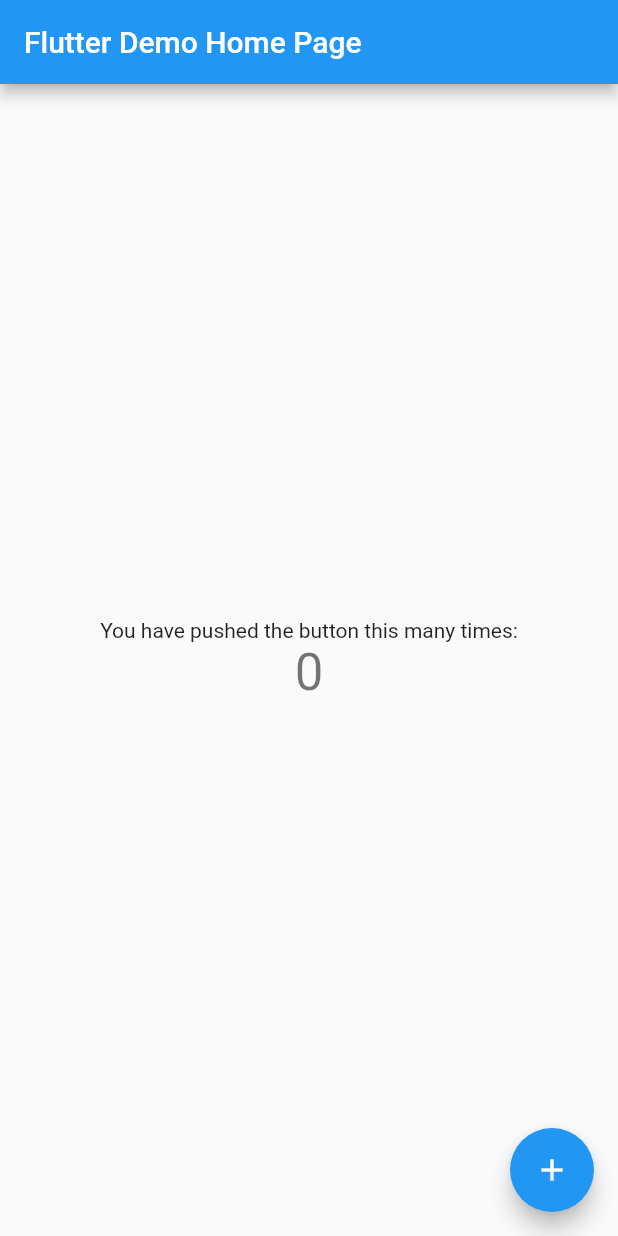
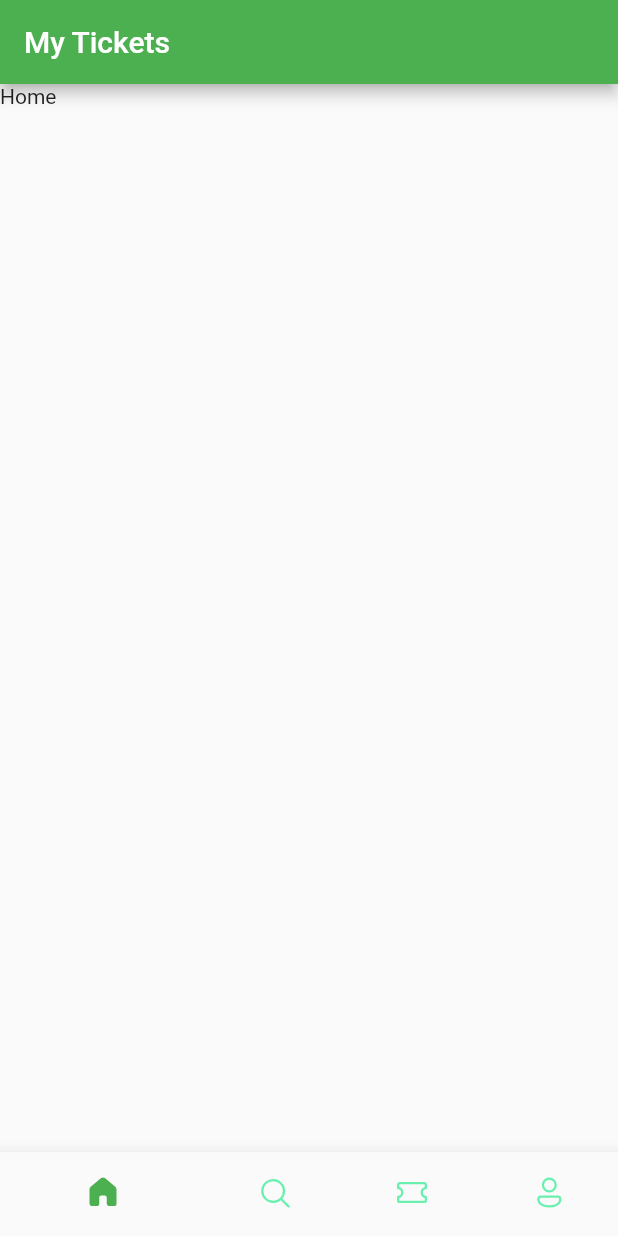
Before and after one commit to git-tolu/ticketbooking, a Flutter app: the screen it shows after launch, on a phone screen of 412 x 824 dp. Run offline on Flutter 3.47's test engine with Material 2 defaults, Android fonts, the phone set to English and light mode, and no system bars; our stand-ins replace fluentui_icons.

Commit message:
bottom navigation bar commit

```diff
--- a/ticketbooking/lib/main.dart
+++ b/ticketbooking/lib/main.dart
@@ -1,4 +1,5 @@
 import 'package:flutter/material.dart';
+import 'screens/bottom_dart.dart';
 
 void main() {
   runApp(const MyApp());
@@ -11,105 +12,12 @@ class MyApp extends StatelessWidget {
   @override
   Widget build(BuildContext context) {
     return MaterialApp(
+      debugShowCheckedModeBanner: false,
       title: 'Flutter Demo',
       theme: ThemeData(
-        // This is the theme of your application.
-        //
-        // Try running your application with "flutter run". You'll see the
-        // application has a blue toolbar. Then, without quitting the app, try
-        // changing the primarySwatch below to Colors.green and then invoke
-        // "hot reload" (press "r" in the console where you ran "flutter run",
-        // or simply save your changes to "hot reload" in a Flutter IDE).
-        // Notice that the counter didn't reset back to zero; the application
-        // is not restarted.
-        primarySwatch: Colors.blue,
+        primarySwatch: Colors.green,
       ),
-      home: const MyHomePage(title: 'Flutter Demo Home Page'),
+      home: const BottomBar(),
     );
   }
 }
-
-class MyHomePage extends StatefulWidget {
-  const MyHomePage({super.key, required this.title});
-
-  // This widget is the home page of your application. It is stateful, meaning
-  // that it has a State object (defined below) that contains fields that affect
-  // how it looks.
-
-  // This class is the configuration for the state. It holds the values (in this
-  // case the title) provided by the parent (in this case the App widget) and
-  // used by the build method of the State. Fields in a Widget subclass are
-  // always marked "final".
-
-  final String title;
-
-  @override
-  State<MyHomePage> createState() => _MyHomePageState();
-}
-
-class _MyHomePageState extends State<MyHomePage> {
-  int _counter = 0;
-
-  void _incrementCounter() {
-    setState(() {
-      // This call to setState tells the Flutter framework that something has
-      // changed in this State, which causes it to rerun the build method below
-      // so that the display can reflect the updated values. If we changed
-      // _counter without calling setState(), then the build method would not be
-      // called again, and so nothing would appear to happen.
-      _counter++;
-    });
-  }
-
-  @override
-  Widget build(BuildContext context) {
-    // This method is rerun every time setState is called, for instance as done
-    // by the _incrementCounter method above.
-    //
-    // The Flutter framework has been optimized to make rerunning build methods
-    // fast, so that you can just rebuild anything that needs updating rather
-    // than having to individually change instances of widgets.
-    return Scaffold(
-      appBar: AppBar(
-        // Here we take the value from the MyHomePage object that was created by
-        // the App.build method, and use it to set our appbar title.
-        title: Text(widget.title),
-      ),
-      body: Center(
-        // Center is a layout widget. It takes a single child and positions it
-        // in the middle of the parent.
-        child: Column(
-          // Column is also a layout widget. It takes a list of children and
-          // arranges them vertically. By default, it sizes itself to fit its
-          // children horizontally, and tries to be as tall as its parent.
-          //
-          // Invoke "debug painting" (press "p" in the console, choose the
-          // "Toggle Debug Paint" action from the Flutter Inspector in Android
-          // Studio, or the "Toggle Debug Paint" command in Visual Studio Code)
-          // to see the wireframe for each widget.
-          //
-          // Column has various properties to control how it sizes itself and
-          // how it positions its children. Here we use mainAxisAlignment to
-          // center the children vertically; the main axis here is the vertical
-          // axis because Columns are vertical (the cross axis would be
-          // horizontal).
-          mainAxisAlignment: MainAxisAlignment.center,
-          children: <Widget>[
-            const Text(
-              'You have pushed the button this many times:',
-            ),
-            Text(
-              '$_counter',
-              style: Theme.of(context).textTheme.headline4,
-            ),
-          ],
-        ),
-      ),
-      floatingActionButton: FloatingActionButton(
-        onPressed: _incrementCounter,
-        tooltip: 'Increment',
-        child: const Icon(Icons.add),
-      ), // This trailing comma makes auto-formatting nicer for build methods.
-    );
-  }
-}
--- /dev/null
+++ b/ticketbooking/lib/screens/bottom_dart.dart
@@ -0,0 +1,58 @@
+import 'package:fluentui_icons/fluentui_icons.dart';
+import 'package:flutter/material.dart';
+import 'package:flutter/src/widgets/container.dart';
+import 'package:flutter/src/widgets/framework.dart';
+
+class BottomBar extends StatefulWidget {
+  const BottomBar({super.key});
+
+  @override
+  State<BottomBar> createState() => _BottomBarState();
+}
+
+class _BottomBarState extends State<BottomBar> {
+  static final List<Widget>_widgetOptions = <Widget>[
+    const Text('Home'),
+    const Text('Search'),
+    const Text('Airplane'),
+    const Text('Person'),
+  ];
+  @override
+  Widget build(BuildContext context) {
+    return Scaffold(
+      appBar: AppBar(
+        title: const Text('My Tickets'),
+      ),
+      body: _widgetOptions[0],
+      bottomNavigationBar: BottomNavigationBar(
+        elevation: 10,
+        showSelectedLabels: false,
+        showUnselectedLabels: false,
+        selectedItemColor: Colors.green,
+        unselectedItemColor: Colors.greenAccent,
+        items: const [
+          BottomNavigationBarItem(
+            icon: Icon(FluentSystemIcons.ic_fluent_home_regular),
+            activeIcon: Icon(FluentSystemIcons.ic_fluent_home_filled),
+            label: "Home",
+          ),
+          BottomNavigationBarItem(
+            icon: Icon(FluentSystemIcons.ic_fluent_search_regular),
+            activeIcon: Icon(FluentSystemIcons.ic_fluent_search_filled),
+            label: "Search",
+          ),
+          BottomNavigationBarItem(
+            icon: Icon(FluentSystemIcons.ic_fluent_ticket_regular),
+            activeIcon: Icon(FluentSystemIcons.ic_fluent_ticket_filled),
+            label: "Airplane",
+          ),
+          BottomNavigationBarItem(
+            icon: Icon(FluentSystemIcons.ic_fluent_person_regular),
+            activeIcon: Icon(FluentSystemIcons.ic_fluent_person_filled),
+            label: "Person",
+          ),
+        ],
+      ),
+    );
+  }
+}
--- a/ticketbooking/pubspec.yaml
+++ b/ticketbooking/pubspec.yaml
@@ -36,6 +36,7 @@ dependencies:
   # The following adds the Cupertino Icons font to your application.
   # Use with the CupertinoIcons class for iOS style icons.
   cupertino_icons: ^1.0.2
+  fluentui_icons: ^1.0.0
 
 dev_dependencies:
   flutter_test:
```
Also changed, not shown: ticketbooking/pubspec.lock.
